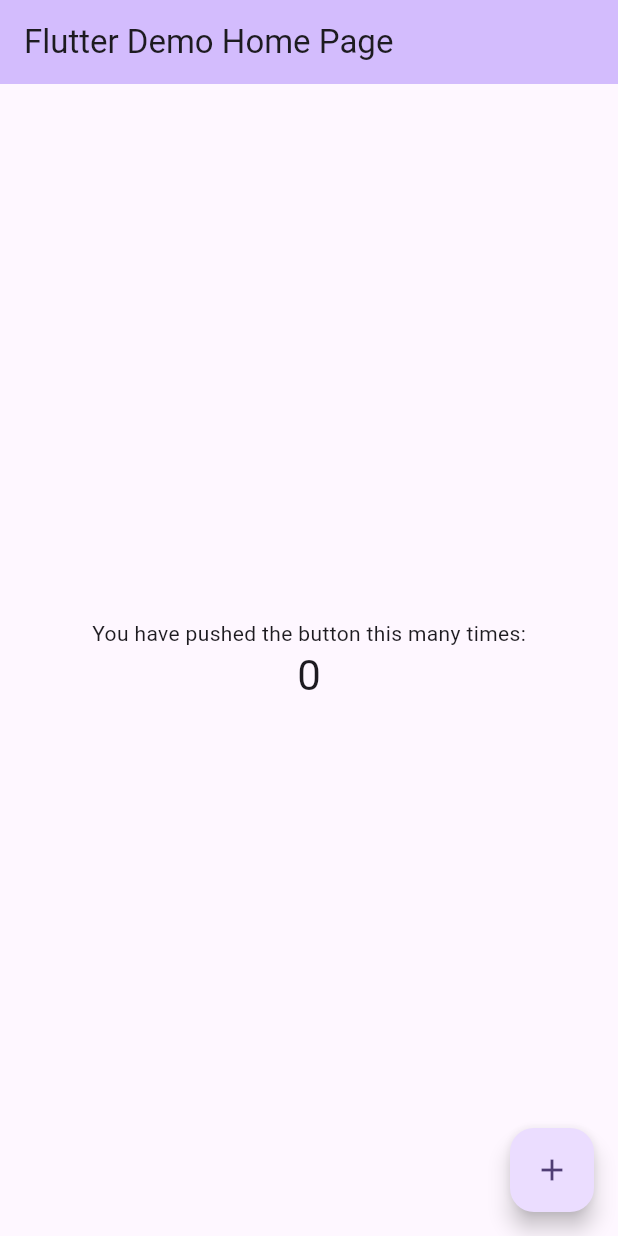
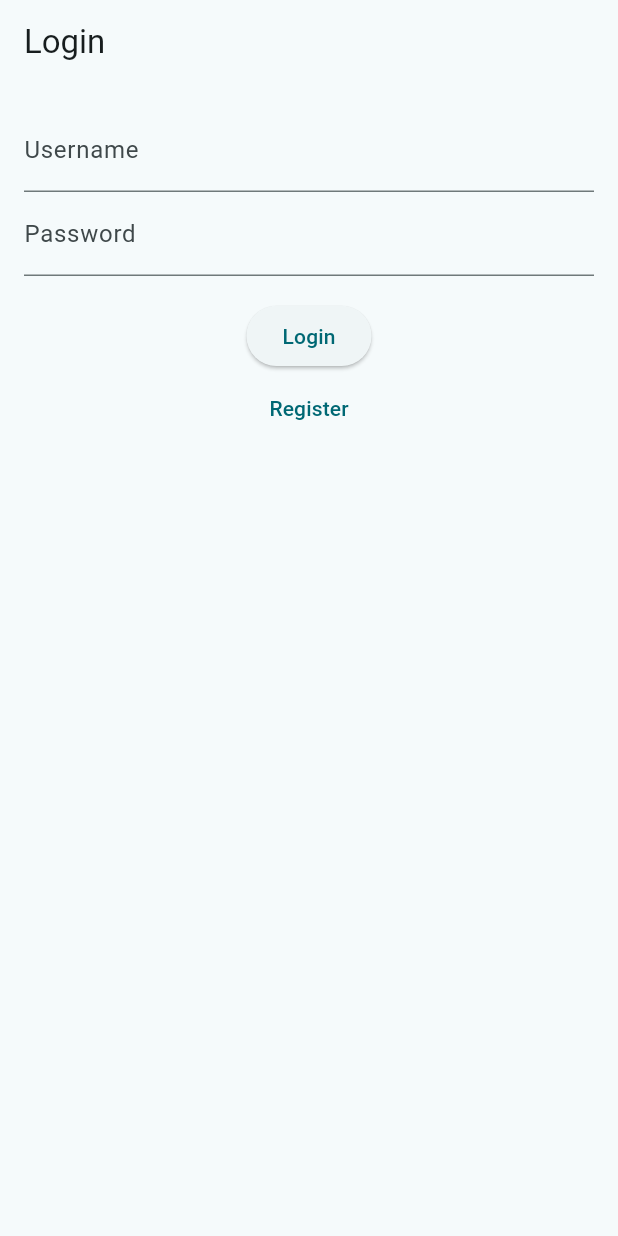
Before and after one commit to guruparam/sports_app, a Flutter app: the screen it shows after launch, on a phone screen of 412 x 824 dp. Run offline on Flutter 3.47's test engine with Material 3 defaults, Android fonts, the phone set to English and light mode, and no system bars.

Commit message:
Login and home page and drawer setup

```diff
--- a/lib/main.dart
+++ b/lib/main.dart
@@ -1,4 +1,6 @@
 import 'package:flutter/material.dart';
+import 'package:sports_app/pages/home.dart';
+import 'package:sports_app/pages/login.dart';
 
 void main() {
   runApp(const MyApp());
@@ -11,115 +13,20 @@ class MyApp extends StatelessWidget {
   @override
   Widget build(BuildContext context) {
     return MaterialApp(
+      debugShowCheckedModeBanner: false,
       title: 'Flutter Demo',
       theme: ThemeData(
-        // This is the theme of your application.
-        //
-        // TRY THIS: Try running your application with "flutter run". You'll see
-        // the application has a purple toolbar. Then, without quitting the app,
-        // try changing the seedColor in the colorScheme below to Colors.green
-        // and then invoke "hot reload" (save your changes or press the "hot
-        // reload" button in a Flutter-supported IDE, or press "r" if you used
-        // the command line to start the app).
-        //
-        // Notice that the counter didn't reset back to zero; the application
-        // state is not lost during the reload. To reset the state, use hot
-        // restart instead.
-        //
-        // This works for code too, not just values: Most code changes can be
-        // tested with just a hot reload.
-        colorScheme: ColorScheme.fromSeed(seedColor: Colors.deepPurple),
+        colorScheme: ColorScheme.fromSeed(
+            seedColor: const Color.fromARGB(255, 255, 255, 255)),
         useMaterial3: true,
       ),
-      home: const MyHomePage(title: 'Flutter Demo Home Page'),
+      initialRoute: '/',
+      routes: {
+        '/': (context) => LoginPage(),
+        '/home': (context) => const HomePage(),
+      },
     );
   }
 }
 
-class MyHomePage extends StatefulWidget {
-  const MyHomePage({super.key, required this.title});
-
-  // This widget is the home page of your application. It is stateful, meaning
-  // that it has a State object (defined below) that contains fields that affect
-  // how it looks.
-
-  // This class is the configuration for the state. It holds the values (in this
-  // case the title) provided by the parent (in this case the App widget) and
-  // used by the build method of the State. Fields in a Widget subclass are
-  // always marked "final".
-
-  final String title;
-
-  @override
-  State<MyHomePage> createState() => _MyHomePageState();
-}
-
-class _MyHomePageState extends State<MyHomePage> {
-  int _counter = 0;
-
-  void _incrementCounter() {
-    setState(() {
-      // This call to setState tells the Flutter framework that something has
-      // changed in this State, which causes it to rerun the build method below
-      // so that the display can reflect the updated values. If we changed
-      // _counter without calling setState(), then the build method would not be
-      // called again, and so nothing would appear to happen.
-      _counter++;
-    });
-  }
-
-  @override
-  Widget build(BuildContext context) {
-    // This method is rerun every time setState is called, for instance as done
-    // by the _incrementCounter method above.
-    //
-    // The Flutter framework has been optimized to make rerunning build methods
-    // fast, so that you can just rebuild anything that needs updating rather
-    // than having to individually change instances of widgets.
-    return Scaffold(
-      appBar: AppBar(
-        // TRY THIS: Try changing the color here to a specific color (to
-        // Colors.amber, perhaps?) and trigger a hot reload to see the AppBar
-        // change color while the other colors stay the same.
-        backgroundColor: Theme.of(context).colorScheme.inversePrimary,
-        // Here we take the value from the MyHomePage object that was created by
-        // the App.build method, and use it to set our appbar title.
-        title: Text(widget.title),
-      ),
-      body: Center(
-        // Center is a layout widget. It takes a single child and positions it
-        // in the middle of the parent.
-        child: Column(
-          // Column is also a layout widget. It takes a list of children and
-          // arranges them vertically. By default, it sizes itself to fit its
-          // children horizontally, and tries to be as tall as its parent.
-          //
-          // Column has various properties to control how it sizes itself and
-          // how it positions its children. Here we use mainAxisAlignment to
-          // center the children vertically; the main axis here is the vertical
-          // axis because Columns are vertical (the cross axis would be
-          // horizontal).
-          //
-          // TRY THIS: Invoke "debug painting" (choose the "Toggle Debug Paint"
-          // action in the IDE, or press "p" in the console), to see the
-          // wireframe for each widget.
-          mainAxisAlignment: MainAxisAlignment.center,
-          children: <Widget>[
-            const Text(
-              'You have pushed the button this many times:',
-            ),
-            Text(
-              '$_counter',
-              style: Theme.of(context).textTheme.headlineMedium,
-            ),
-          ],
-        ),
-      ),
-      floatingActionButton: FloatingActionButton(
-        onPressed: _incrementCounter,
-        tooltip: 'Increment',
-        child: const Icon(Icons.add),
-      ), // This trailing comma makes auto-formatting nicer for build methods.
-    );
-  }
-}
+class Arrow {}
--- /dev/null
+++ b/lib/pages/login.dart
@@ -0,0 +1,80 @@
+import 'package:flutter/material.dart';
+
+class LoginPage extends StatefulWidget {
+  const LoginPage({super.key});
+
+  @override
+  _LoginPageState createState() => _LoginPageState();
+}
+
+class _LoginPageState extends State<LoginPage> {
+  final _formKey = GlobalKey<FormState>();
+  String _username = '';
+  String _password = '';
+
+  void _login() {
+    if (_formKey.currentState!.validate()) {
+      _formKey.currentState!.save();
+      // Perform login logic here
+      print('Username: $_username, Password: $_password');
+      Navigator.pushNamed(context, '/home');
+    }
+  }
+
+  @override
+  Widget build(BuildContext context) {
+    return Scaffold(
+      appBar: AppBar(
+        title: Text('Login'),
+      ),
+      body: Padding(
+        padding: EdgeInsets.all(16.0),
+        child: Form(
+          key: _formKey,
+          child: Center(
+            child: Column(
+              children: [
+                TextFormField(
+                  decoration: InputDecoration(labelText: 'Username'),
+                  validator: (value) {
+                    if (value!.isEmpty) {
+                      return 'Please enter your username';
+                    }
+                    return null;
+                  },
+                  onSaved: (value) {
+                    _username = value!;
+                  },
+                ),
+                TextFormField(
+                  obscureText: true,
+                  decoration: InputDecoration(labelText: 'Password'),
+                  validator: (value) {
+                    if (value!.isEmpty) {
+                      return 'Please enter your password';
+                    }
+                    return null;
+                  },
+                  onSaved: (value) {
+                    _password = value!;
+                  },
+                ),
+                SizedBox(height: 16.0),
+                ElevatedButton(
+                  onPressed: _login,
+                  child: Text('Login'),
+                ),
+                TextButton(
+                  onPressed: () {
+                    Navigator.pushNamed(context, '/home');
+                  },
+                  child: Text('Register'),
+                ),
+              ],
+            ),
+          ),
+        ),
+      ),
+    );
+  }
+}
```
Also changed, not shown: lib/models/category.dart (added, +47 -0 lines), lib/pages/home.dart (added, +201 -0 lines).
